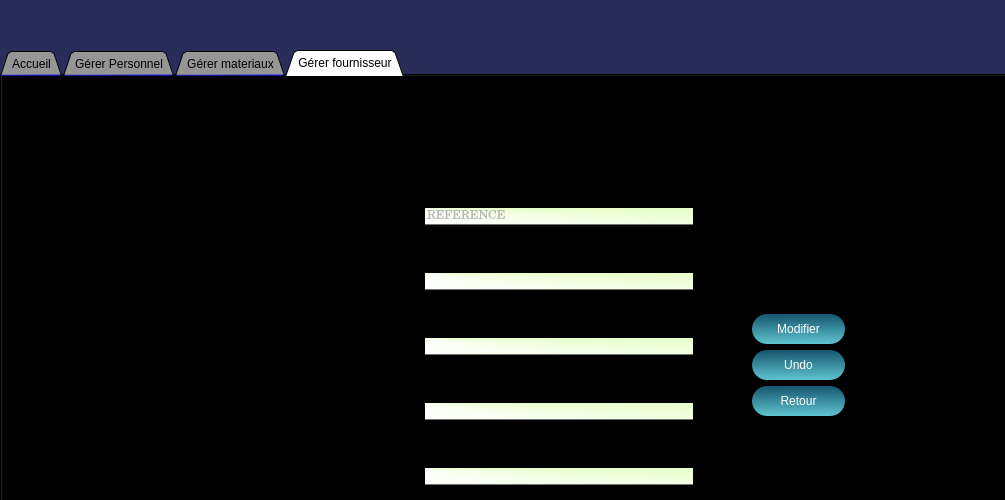
Qt form acceuil.ui (oussamaJMAA/Smart_factory_2A12) before a commit; both pictures show x 0 to 1005 and y 0 to 500 of the 1387 by 781 pixel window.
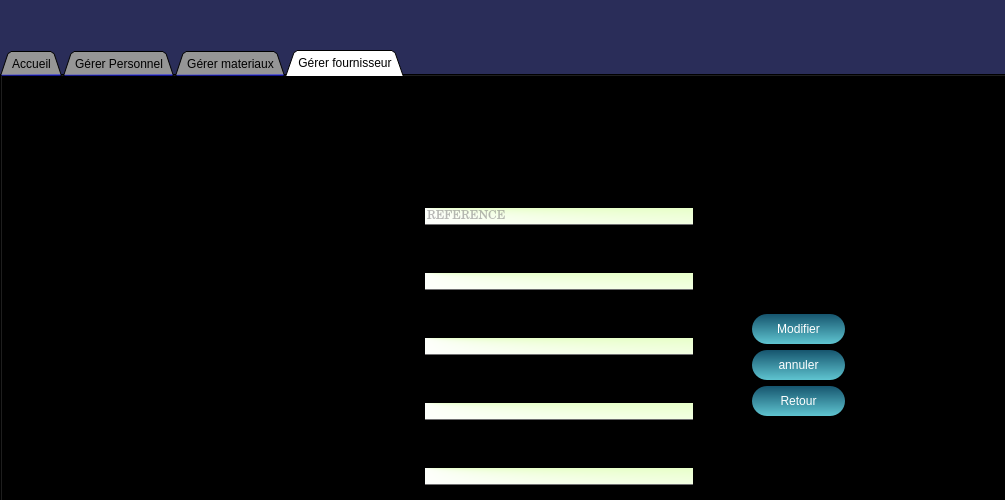
The same form after that commit. The open tabs and pages were chosen to show the change. Icons and pictures are not drawn.

```diff
--- a/acceuil.ui
+++ b/acceuil.ui
@@ -4185,10 +4185,10 @@
         </rect>
        </property>
        <property name="text">
-        <string>Undo</string>
+        <string>annuler</string>
        </property>
       </widget>
-      <widget class="QWidget" name="">
+      <widget class="QWidget" name="layoutWidget">
        <property name="geometry">
         <rect>
          <x>310</x>
```
Left out of the diff: 16 changed lines with no effect on the pictures.
